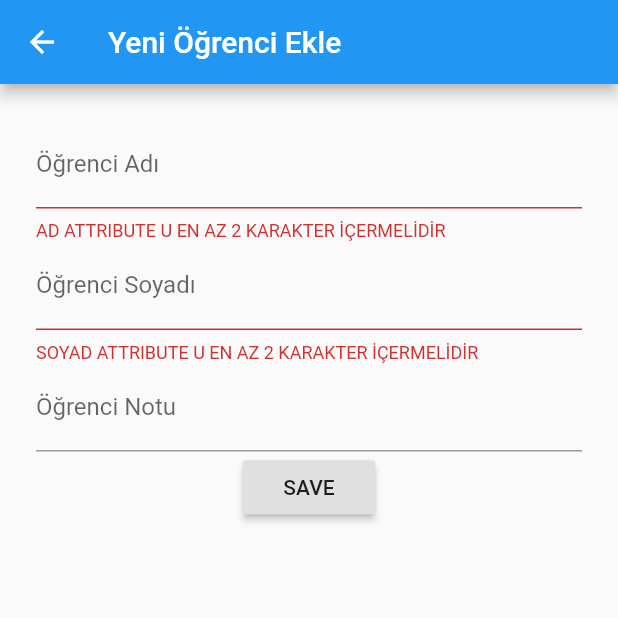
After one commit to Fy1717/Flutter-HWStudents, a Flutter app: the screen it shows after launch, item 2 of the bottom bar chosen, after a tap on "SAVE", on a phone screen of 412 x 824 dp, the top half of it. The commit adds this screen. Run offline on Flutter 3.47's test engine with Material 2 defaults, Android fonts, the phone set to English and light mode, and no system bars; network calls fail.

Commit message:
student info update function has been added

```diff
--- a/lib/main.dart
+++ b/lib/main.dart
@@ -1,6 +1,7 @@
 import 'package:flutter/material.dart';
 import 'package:flutter_ilk_app/models/student.dart';
 import 'package:flutter_ilk_app/screens/student_add.dart';
+import 'package:flutter_ilk_app/screens/student_edit.dart';
 
 void main() {
   runApp(MaterialApp(
@@ -102,9 +103,7 @@ class _MyAppState extends State<MyApp> {
                   ],
                 ),
                 onPressed: () {
-                  var mesaj = "GÜNCELLENDİ";
-
-                  mesajGoster(context, mesaj);
+                  Navigator.push(context, MaterialPageRoute(builder: (context) => StudentEdit(selectedStudent)));
                 },
               ),
             ), Flexible(
--- /dev/null
+++ b/lib/screens/student_edit.dart
@@ -0,0 +1,99 @@
+import 'package:flutter/cupertino.dart';
+import 'package:flutter/material.dart';
+import 'package:flutter_ilk_app/models/student.dart';
+import 'package:flutter_ilk_app/validation/student_validator.dart';
+
+class StudentEdit extends StatefulWidget {
+  Student selectedStudent;
+
+  StudentEdit(Student selectedStudent) {
+    this.selectedStudent = selectedStudent;
+  }
+
+  @override
+  State<StatefulWidget> createState() {
+    return _StudentAddState(selectedStudent);
+  }
+}
+
+class _StudentAddState extends State with StudentValidationMixin{
+  Student selectedStudent;
+
+  var formKey = GlobalKey<FormState>();
+
+  _StudentAddState(Student selectedStudent) {
+    this.selectedStudent = selectedStudent;
+  }
+
+  @override
+  Widget build(BuildContext context) {
+    return Scaffold(
+        appBar: AppBar(
+          title: Text("Yeni Öğrenci Ekle"),
+        ),
+        body: Container(
+          margin: EdgeInsets.all(24.0),
+          child: Form(
+            key: formKey,
+            child: Column(
+              children: [
+                buildFirstNameField(),
+                buildLastNameField(),
+                buildGradeField(),
+                buildSubmitButton()
+              ],
+            ),
+          ),
+        )
+    );
+  }
+
+  Widget buildFirstNameField() {
+    return TextFormField(
+      decoration: InputDecoration(labelText: "Öğrenci Adı", hintText: selectedStudent.firstName),
+      validator: validateFirstName,
+      onSaved: (String value) {
+        selectedStudent.lastName = value;
+      },
+    );
+  }
+
+  Widget buildLastNameField() {
+    return TextFormField(
+      decoration: InputDecoration(labelText: "Öğrenci Soyadı", hintText: selectedStudent.lastName),
+      validator: validateLastName,
+      onSaved: (String value) {
+        selectedStudent.firstName = value;
+      },
+    );
+  }
+
+  Widget buildGradeField() {
+    return TextFormField(
+      decoration: InputDecoration(labelText: "Öğrenci Notu", hintText: selectedStudent.grade.toString()),
+      validator: validateGrade,
+      onSaved: (String value) {
+        selectedStudent.grade = int.parse(value);
+      },
+    );
+  }
+
+  Widget buildSubmitButton() {
+    return RaisedButton(
+        child: Text("SAVE"),
+        onPressed: () {
+          if(formKey.currentState.validate()){
+            formKey.currentState.save();
+            saveStudent();
+            Navigator.pop(context);
+          }
+        }
+    );
+  }
+
+  void saveStudent() {
+    print(selectedStudent.firstName);
+    print(selectedStudent.lastName);
+    print(selectedStudent.grade);
+  }
+}
```
